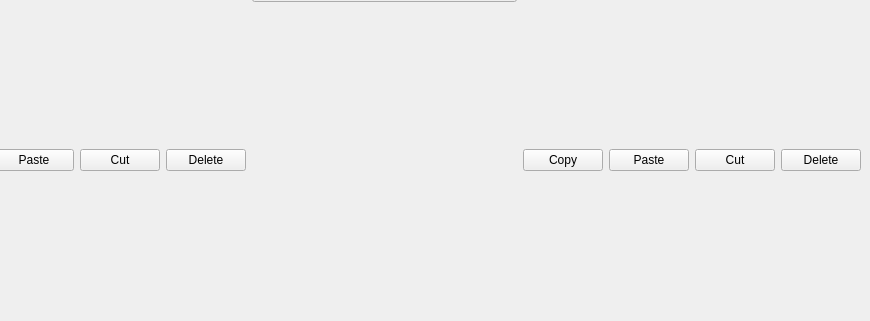
Above: examples/mini/mini.ui from kcjengr/qtpyvcp before the change; both pictures show x 101 to 971 and y 217 to 538 of the 971 by 538 pixel window. Below: the same form after it.
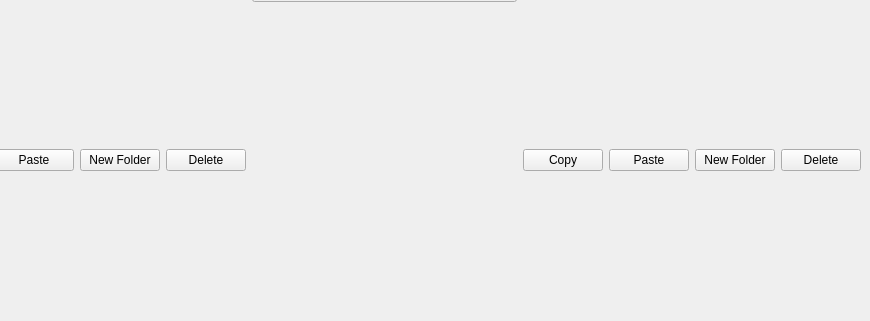
That is the form after the change. Custom widgets are drawn as their Qt base class.

Commit message: from treeview to listview

```diff
--- a/examples/mini/mini.ui
+++ b/examples/mini/mini.ui
@@ -40,7 +40,7 @@
       <item>
        <widget class="QPushButton" name="pushButton">
         <property name="text">
-         <string>Cut</string>
+         <string>New Folder</string>
         </property>
        </widget>
       </item>
@@ -104,7 +104,7 @@
       <item>
        <widget class="QPushButton" name="pushButton_7">
         <property name="text">
-         <string>Cut</string>
+         <string>New Folder</string>
         </property>
        </widget>
       </item>
```
Left out of the diff: 163 changed lines with no effect on the pictures. The commit also changes 1 other file.
